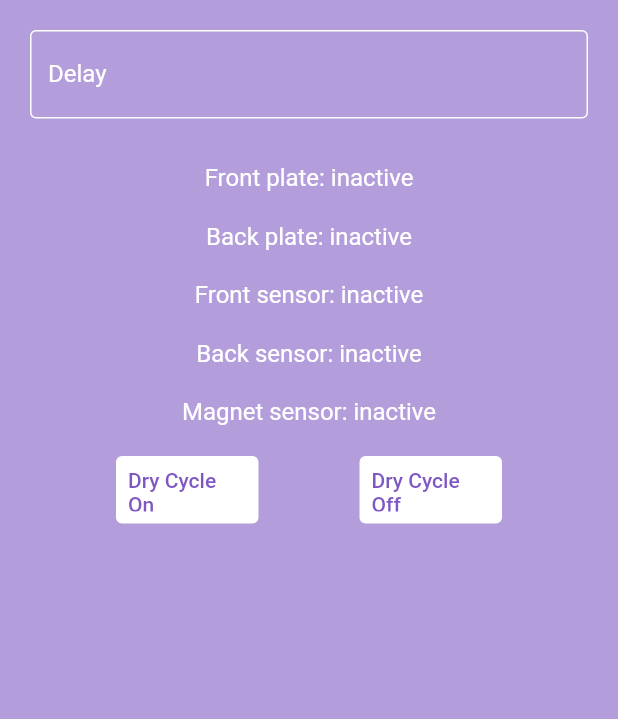
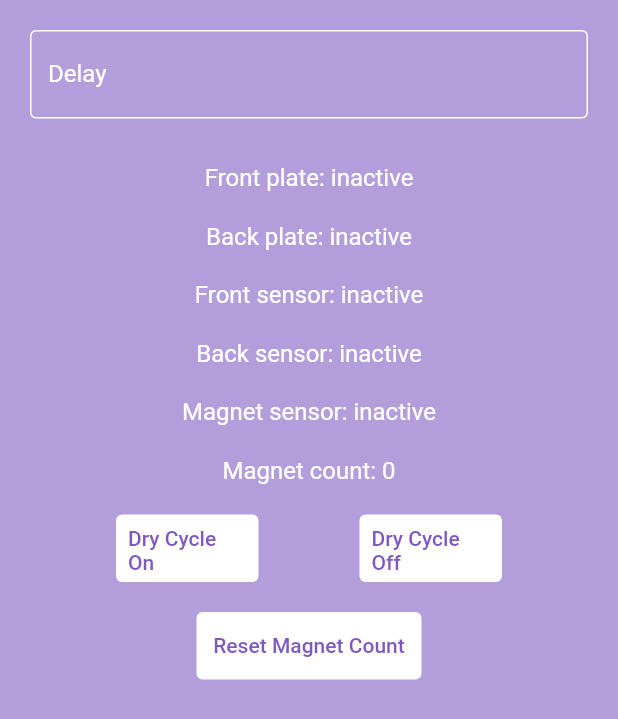
Before and after one commit to RobinsonEngineering/RoboCarApp, a Flutter app: the StatusCard widget shown alone on an empty page, opened directly, on a phone screen of 412 x 824 dp. Shown: the top 719 px of the screen. Run offline on Flutter 3.47's test engine with Material 2 defaults, Android fonts, the phone set to English and light mode, and no system bars; our stand-ins replace riverpod, shared_preferences; missing offline and left inert: passcode_screen; accounts and stored records are empty.

Commit message:
Added magnet count and reset

```diff
--- a/lib/components/appbar.dart
+++ b/lib/components/appbar.dart
@@ -46,7 +46,7 @@ class _AppbarState extends State<Appbar> {
         print("arduino code: " + message);
         message = code;
       }
-      int temp = int.parse(message.substring(7, 10));
+      int temp = int.parse(message.substring(9, 12));
       if (temp != 0) {
         batteries.add(temp);
       }
--- a/lib/pages/settings.dart
+++ b/lib/pages/settings.dart
@@ -17,7 +17,7 @@ class Settings extends StatelessWidget {
         body: Row(mainAxisAlignment: MainAxisAlignment.spaceEvenly, children: [
           Center(
               child: Container(
-                  height: 375,
+                  height: 475,
                   width: 225,
                   child: Card(
                       color: kPrimaryColor,
@@ -31,15 +31,16 @@ class Settings extends StatelessWidget {
                   child: Column(
                       mainAxisAlignment: MainAxisAlignment.spaceEvenly,
                       children: (() {
-                        List<Widget> widgets = List.filled(TableManager().GetNumberTables(), Center());
+                        List<Widget> widgets = List.filled(
+                            TableManager().GetNumberTables(), Center());
                         for (int index = 0; index < widgets.length; ++index) {
                           widgets[index] = Container(
                               height: 60,
                               width: 100,
                               child: Card(
                                   shape: RoundedRectangleBorder(
-                                  borderRadius: BorderRadius.all(Radius.circular(10))
-                                ),
+                                      borderRadius: BorderRadius.all(
+                                          Radius.circular(10))),
                                   color: kPrimaryColor,
                                   child: Padding(
                                       padding: EdgeInsets.all(10),
@@ -47,18 +48,17 @@ class Settings extends StatelessWidget {
                                           child: TextFormField(
                                         style: TextStyle(color: Colors.white),
                                         textAlign: TextAlign.center,
-                                        textAlignVertical: TextAlignVertical.center,
-                                        initialValue: TableManager().getName(index),
+                                        textAlignVertical:
+                                            TextAlignVertical.center,
+                                        initialValue:
+                                            TableManager().getName(index),
                                         decoration: InputDecoration(
                                           border: InputBorder.none,
                                         ),
-
                                         onChanged: ((String str) {
                                           TableManager().setName(index, str);
                                         }),
-                                      )
-                                    )
-                              )));
+                                      )))));
                         }
                         return widgets;
                       })())))
@@ -171,6 +171,15 @@ class _StatusCardState extends State<StatusCard> {
         ),
         Padding(
           padding: EdgeInsets.all(10),
+          child: Text(
+              (() {
+                return "Magnet count: " +
+                    int.parse(message.substring(7, 9)).toString();
+              }()),
+              style: TextStyle(color: Colors.white, fontSize: 16)),
+        ),
+        Padding(
+            padding: EdgeInsets.all(10),
             child: Row(
               mainAxisAlignment: MainAxisAlignment.spaceEvenly,
               children: [
@@ -229,7 +238,36 @@ class _StatusCardState extends State<StatusCard> {
                       },
                     ))
               ],
-            ))
+            )),
+        Padding(
+          padding: EdgeInsets.all(10),
+          child: Container(
+              width: 150,
+              height: 45,
+              child: TextButton(
+                style: ButtonStyle(
+                  backgroundColor:
+                      MaterialStateProperty.all<Color>(Colors.white),
+                  foregroundColor:
+                      MaterialStateProperty.all<Color>(Colors.blue),
+                  overlayColor: MaterialStateProperty.resolveWith<Color?>(
+                    (Set<MaterialState> states) {
+                      if (states.contains(MaterialState.hovered))
+                        return Colors.lightBlue.withOpacity(0.04);
+                      if (states.contains(MaterialState.focused) ||
+                          states.contains(MaterialState.pressed))
+                        return Colors.lightBlue.withOpacity(0.12);
+                      return null; // Defer to the widget's default.
+                    },
+                  ),
+                ),
+                child: Text(
+                    style: TextStyle(color: kPrimaryColor), "Reset Magnet Count"),
+                onPressed: () {
+                  SSocket().setX("77");
+                },
+              )),
+        )
       ],
       // ),
       // Container(
```
Also changed, not shown: 3 other files. Lines whose indentation alone changed are shown as unchanged.
